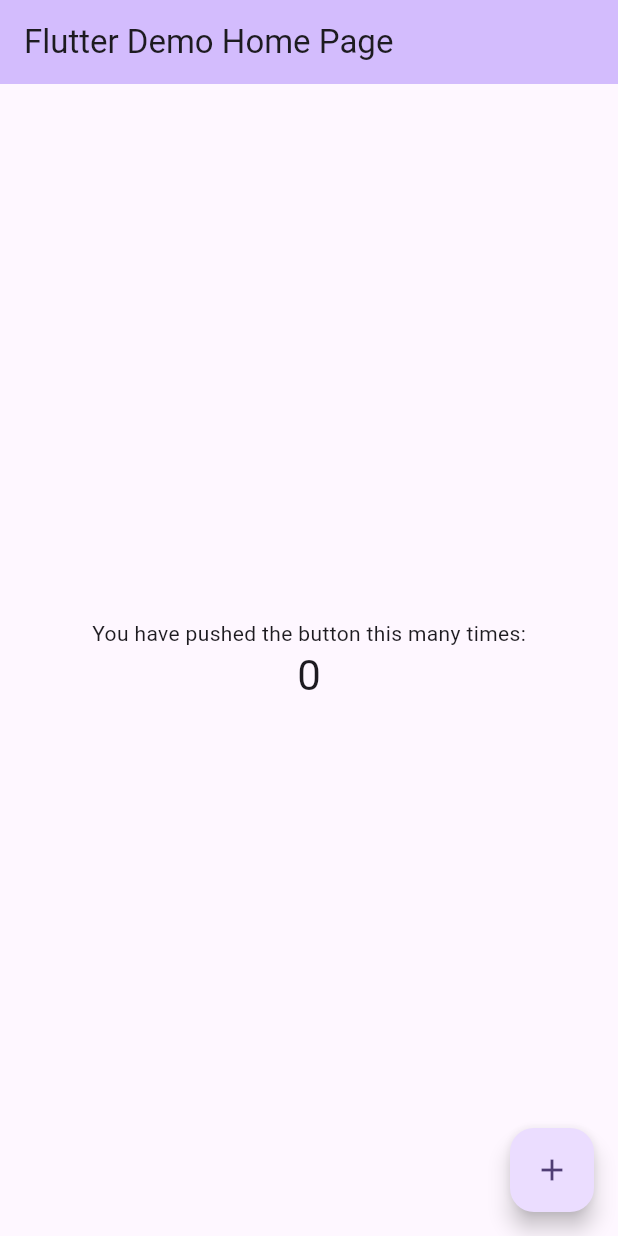
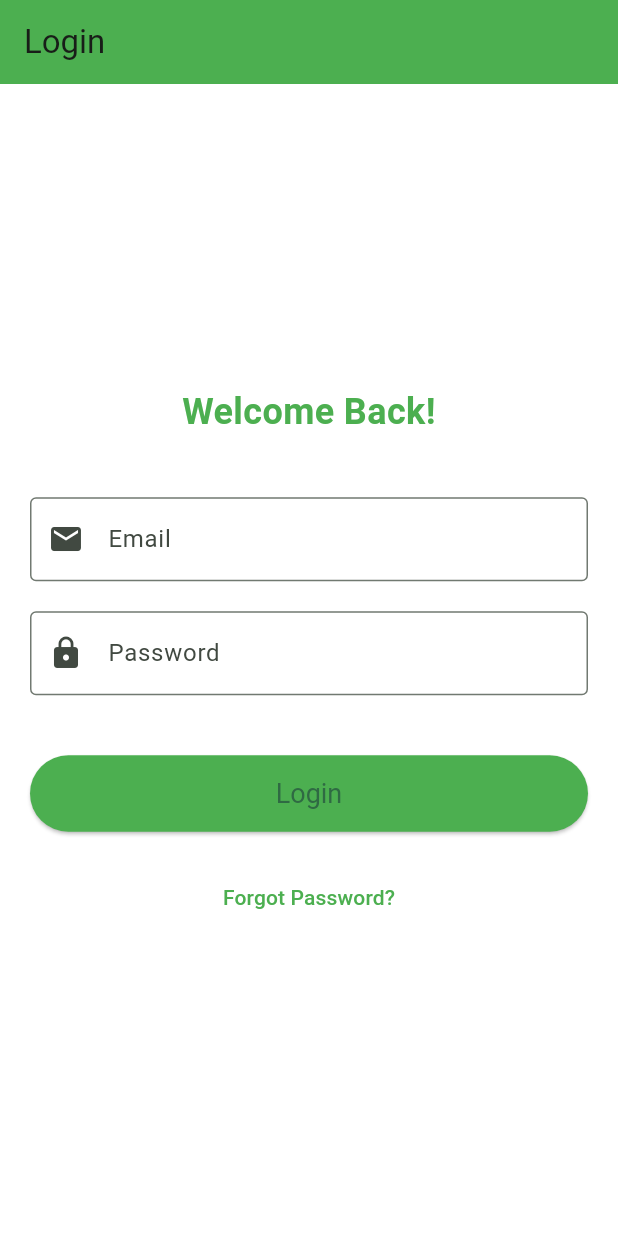
Before and after one commit to Randil-Hasanga/tea_book_app, a Flutter app: the screen it shows after launch, on a phone screen of 412 x 824 dp. Run offline on Flutter 3.47's test engine with Material 3 defaults, Android fonts, the phone set to English and light mode, and no system bars; our stand-ins replace dio, get_it.

Commit message:
login page

```diff
--- a/frontend/lib/main.dart
+++ b/frontend/lib/main.dart
@@ -1,125 +1,28 @@
 import 'package:flutter/material.dart';
+import 'package:frontend/screens/login.dart';
+import 'package:frontend/services/user_services.dart';
+import 'package:get_it/get_it.dart';
 
 void main() {
+  WidgetsFlutterBinding.ensureInitialized();
+  GetIt.instance.registerSingleton<UserServices>(
+    UserServices(),
+  );
   runApp(const MyApp());
 }
 
 class MyApp extends StatelessWidget {
   const MyApp({super.key});
 
-  // This widget is the root of your application.
   @override
   Widget build(BuildContext context) {
     return MaterialApp(
       title: 'Flutter Demo',
       theme: ThemeData(
-        // This is the theme of your application.
-        //
-        // TRY THIS: Try running your application with "flutter run". You'll see
-        // the application has a purple toolbar. Then, without quitting the app,
-        // try changing the seedColor in the colorScheme below to Colors.green
-        // and then invoke "hot reload" (save your changes or press the "hot
-        // reload" button in a Flutter-supported IDE, or press "r" if you used
-        // the command line to start the app).
-        //
-        // Notice that the counter didn't reset back to zero; the application
-        // state is not lost during the reload. To reset the state, use hot
-        // restart instead.
-        //
-        // This works for code too, not just values: Most code changes can be
-        // tested with just a hot reload.
-        colorScheme: ColorScheme.fromSeed(seedColor: Colors.deepPurple),
+        colorScheme: ColorScheme.fromSeed(seedColor: const Color.fromARGB(255, 58, 183, 110)),
         useMaterial3: true,
       ),
-      home: const MyHomePage(title: 'Flutter Demo Home Page'),
+      home: const Login(),
     );
   }
 }
-
-class MyHomePage extends StatefulWidget {
-  const MyHomePage({super.key, required this.title});
-
-  // This widget is the home page of your application. It is stateful, meaning
-  // that it has a State object (defined below) that contains fields that affect
-  // how it looks.
-
-  // This class is the configuration for the state. It holds the values (in this
-  // case the title) provided by the parent (in this case the App widget) and
-  // used by the build method of the State. Fields in a Widget subclass are
-  // always marked "final".
-
-  final String title;
-
-  @override
-  State<MyHomePage> createState() => _MyHomePageState();
-}
-
-class _MyHomePageState extends State<MyHomePage> {
-  int _counter = 0;
-
-  void _incrementCounter() {
-    setState(() {
-      // This call to setState tells the Flutter framework that something has
-      // changed in this State, which causes it to rerun the build method below
-      // so that the display can reflect the updated values. If we changed
-      // _counter without calling setState(), then the build method would not be
-      // called again, and so nothing would appear to happen.
-      _counter++;
-    });
-  }
-
-  @override
-  Widget build(BuildContext context) {
-    // This method is rerun every time setState is called, for instance as done
-    // by the _incrementCounter method above.
-    //
-    // The Flutter framework has been optimized to make rerunning build methods
-    // fast, so that you can just rebuild anything that needs updating rather
-    // than having to individually change instances of widgets.
-    return Scaffold(
-      appBar: AppBar(
-        // TRY THIS: Try changing the color here to a specific color (to
-        // Colors.amber, perhaps?) and trigger a hot reload to see the AppBar
-        // change color while the other colors stay the same.
-        backgroundColor: Theme.of(context).colorScheme.inversePrimary,
-        // Here we take the value from the MyHomePage object that was created by
-        // the App.build method, and use it to set our appbar title.
-        title: Text(widget.title),
-      ),
-      body: Center(
-        // Center is a layout widget. It takes a single child and positions it
-        // in the middle of the parent.
-        child: Column(
-          // Column is also a layout widget. It takes a list of children and
-          // arranges them vertically. By default, it sizes itself to fit its
-          // children horizontally, and tries to be as tall as its parent.
-          //
-          // Column has various properties to control how it sizes itself and
-          // how it positions its children. Here we use mainAxisAlignment to
-          // center the children vertically; the main axis here is the vertical
-          // axis because Columns are vertical (the cross axis would be
-          // horizontal).
-          //
-          // TRY THIS: Invoke "debug painting" (choose the "Toggle Debug Paint"
-          // action in the IDE, or press "p" in the console), to see the
-          // wireframe for each widget.
-          mainAxisAlignment: MainAxisAlignment.center,
-          children: <Widget>[
-            const Text(
-              'You have pushed the button this many times:',
-            ),
-            Text(
-              '$_counter',
-              style: Theme.of(context).textTheme.headlineMedium,
-            ),
-          ],
-        ),
-      ),
-      floatingActionButton: FloatingActionButton(
-        onPressed: _incrementCounter,
-        tooltip: 'Increment',
-        child: const Icon(Icons.add),
-      ), // This trailing comma makes auto-formatting nicer for build methods.
-    );
-  }
-}
--- /dev/null
+++ b/frontend/lib/screens/login.dart
@@ -0,0 +1,171 @@
+import 'package:flutter/material.dart';
+import 'package:frontend/services/user_services.dart';
+import 'package:get_it/get_it.dart';
+import 'package:dio/dio.dart';
+
+class Login extends StatefulWidget {
+  const Login({super.key});
+
+  @override
+  State<Login> createState() => _LoginState();
+}
+
+class _LoginState extends State<Login> {
+  final _emailController = TextEditingController();
+  final _passwordController = TextEditingController();
+  final _formKey = GlobalKey<FormState>();
+
+  UserServices? _userServices;
+
+  String? _email;
+  String? _password;
+
+  final dio = Dio();
+
+  @override
+  void initState() {
+    super.initState();
+    _userServices = GetIt.instance.get<UserServices>();
+    print(_userServices!.base_url);
+  }
+
+  Future<void> _login() async {
+    if (_formKey.currentState?.validate() ?? false) {
+      try {
+        final response = await dio.post(
+          '${_userServices!.base_url}/user/login',
+          data: {
+            'email': _emailController.text,
+            'password': _passwordController.text,
+          },
+        );
+
+        if (response.statusCode == 200) {
+          // Handle successful login
+          ScaffoldMessenger.of(context).showSnackBar(
+            SnackBar(
+                content: Text('Login successful: ${response.data['message']}')),
+          );
+        } else {
+          // Handle login failure
+          ScaffoldMessenger.of(context).showSnackBar(
+            SnackBar(content: Text('Login failed: ${response.data['error']}')),
+          );
+        }
+      } catch (e) {
+        // Handle network or unexpected errors
+        print('Error during login: $e');
+        ScaffoldMessenger.of(context).showSnackBar(
+          const SnackBar(content: Text('An error occurred. Please try again.')),
+        );
+      }
+    }
+  }
+
+  @override
+  Widget build(BuildContext context) {
+    return Scaffold(
+      backgroundColor: Colors.white,
+      appBar: AppBar(
+        title: const Text('Login'),
+        backgroundColor: Colors.green,
+      ),
+      body: SafeArea(
+        child: Padding(
+          padding: const EdgeInsets.all(20.0),
+          child: _loginForm(),
+        ),
+      ),
+    );
+  }
+
+  Widget _loginForm() {
+    return Form(
+      key: _formKey,
+      child: Column(
+        mainAxisAlignment: MainAxisAlignment.center,
+        crossAxisAlignment: CrossAxisAlignment.stretch,
+        children: [
+          const Text(
+            'Welcome Back!',
+            textAlign: TextAlign.center,
+            style: TextStyle(
+              fontSize: 24,
+              fontWeight: FontWeight.bold,
+              color: Colors.green,
+            ),
+          ),
+          const SizedBox(height: 40),
+          _emailTextField(),
+          const SizedBox(height: 20),
+          _passwordTextField(),
+          const SizedBox(height: 40),
+          _loginButton(),
+          const SizedBox(height: 20),
+          _forgotPasswordButton()
+        ],
+      ),
+    );
+  }
+
+  Widget _emailTextField() {
+    return TextFormField(
+      controller: _emailController,
+      decoration: const InputDecoration(
+        labelText: 'Email',
+        border: OutlineInputBorder(),
+        prefixIcon: Icon(Icons.email),
+      ),
+      onSaved: (newValue) => _email = newValue,
+      validator: (value) {
+        if (value == null || value.isEmpty) {
+          return 'Please enter your email';
+        }
+        return null;
+      },
+    );
+  }
+
+  Widget _passwordTextField() {
+    return TextFormField(
+      controller: _passwordController,
+      obscureText: true,
+      decoration: const InputDecoration(
+        labelText: 'Password',
+        border: OutlineInputBorder(),
+        prefixIcon: Icon(Icons.lock),
+      ),
+      onSaved: (newValue) => _password = newValue,
+      validator: (value) {
+        if (value == null || value.isEmpty) {
+          return 'Please enter your password';
+        }
+        return null;
+      },
+    );
+  }
+
+  Widget _loginButton() {
+    return ElevatedButton(
+      onPressed: _login,
+      style: ElevatedButton.styleFrom(
+        backgroundColor: Colors.green,
+        padding: const EdgeInsets.symmetric(vertical: 15),
+        textStyle: const TextStyle(fontSize: 18),
+      ),
+      child: const Text('Login'),
+    );
+  }
+
+  Widget _forgotPasswordButton() {
+    return TextButton(
+      onPressed: () {
+        //Handle forgot password logic
+      },
+      child: const Text(
+        'Forgot Password?',
+        style: TextStyle(color: Colors.green),
+      ),
+    );
+  }
+}
--- /dev/null
+++ b/frontend/lib/services/user_services.dart
@@ -0,0 +1,5 @@
+class UserServices{
+  UserServices();
+  String? user_id;
+  String base_url = "https://teabook-4b413288fc07.herokuapp.com";
+}
--- a/frontend/pubspec.yaml
+++ b/frontend/pubspec.yaml
@@ -39,6 +39,9 @@ dependencies:
 dev_dependencies:
   flutter_test:
     sdk: flutter
+  dio: ^5.7.0
+  flutter_dotenv: ^5.2.1
+  get_it: ^8.0.3
 
   # The "flutter_lints" package below contains a set of recommended lints to
   # encourage good coding practices. The lint set provided by the package is
```
Also changed, not shown: frontend/pubspec.lock, 3 other files.
